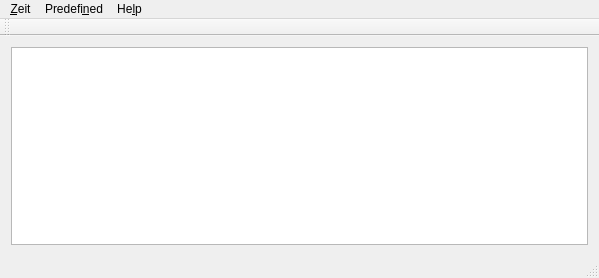
Before: the Qt Designer form src/mainwindow.ui in loimu/zeit, drawn with Qt 5.
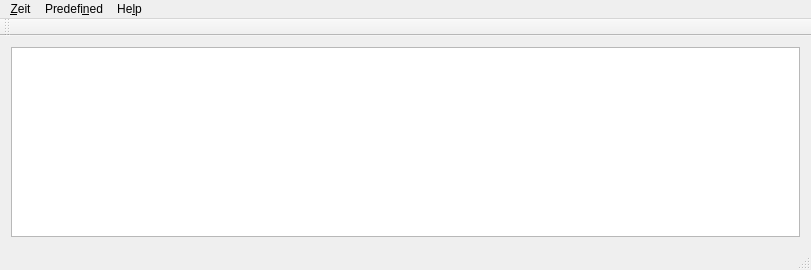
After: the same form once the commit is applied. Icons and pictures are not drawn.

```diff
--- a/src/mainwindow.ui
+++ b/src/mainwindow.ui
@@ -6,8 +6,8 @@
    <rect>
     <x>0</x>
     <y>0</y>
-    <width>599</width>
-    <height>278</height>
+    <width>811</width>
+    <height>270</height>
    </rect>
   </property>
   <property name="windowTitle">
@@ -28,7 +28,7 @@
     <rect>
      <x>0</x>
      <y>0</y>
-     <width>599</width>
+     <width>811</width>
      <height>25</height>
     </rect>
    </property>
```
Left out of the diff: 4 changed lines with no effect on the pictures.
